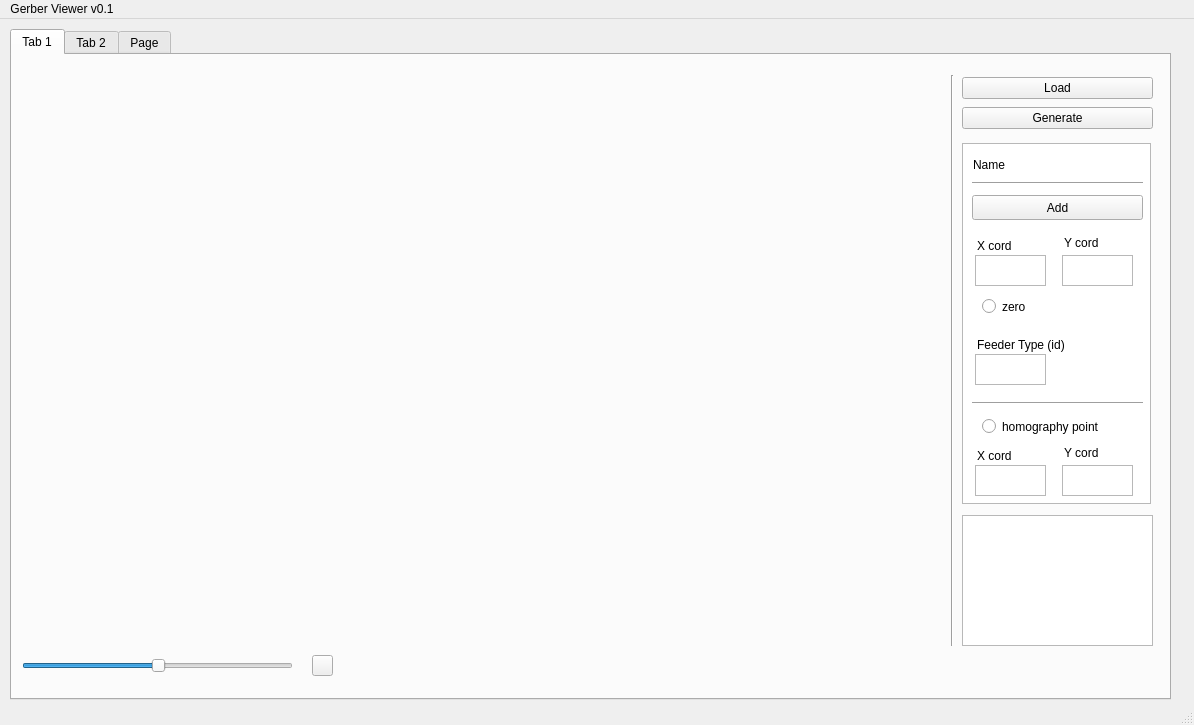
The window that GerberViewer/GerberViewerGUIinQT/GerberViewer/mainwindow.ui (nikpan1/GerberViewer) describes before a commit, drawn with Qt 5.
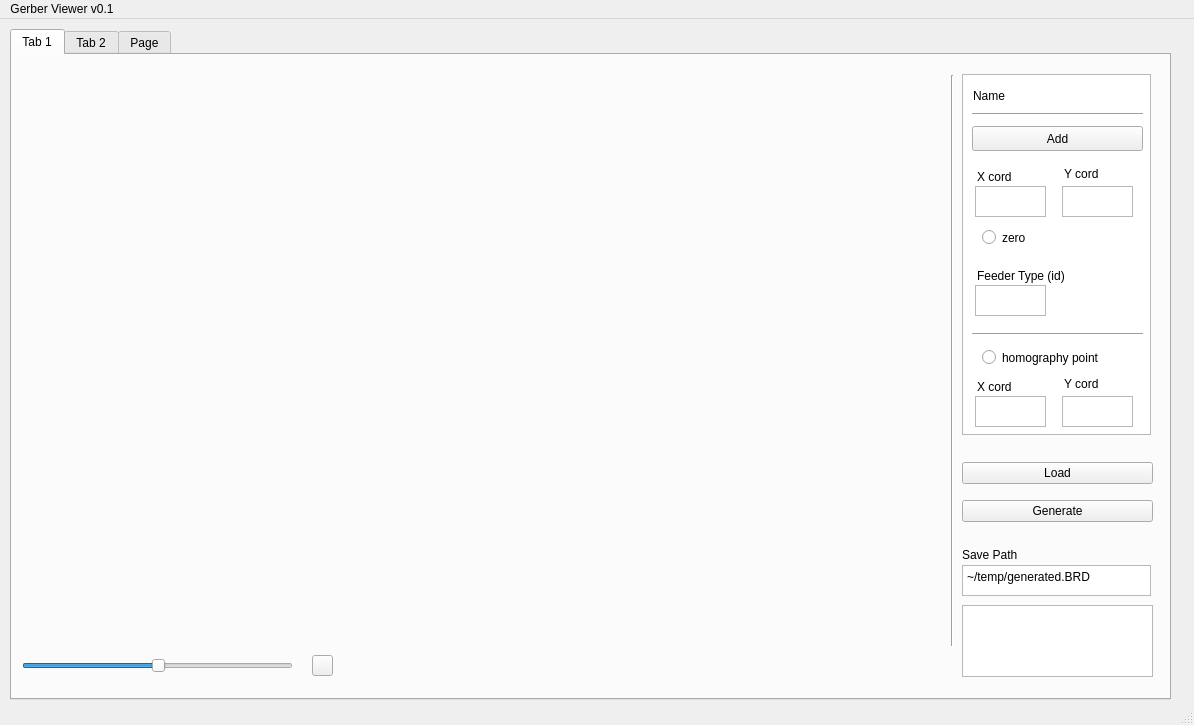
The same window after the commit.

Commit message: Drawing class

Patch:
```diff
--- a/GerberViewer/GerberViewerGUIinQT/GerberViewer/mainwindow.ui
+++ b/GerberViewer/GerberViewerGUIinQT/GerberViewer/mainwindow.ui
@@ -45,9 +45,9 @@
       <property name="geometry">
        <rect>
         <x>950</x>
-        <y>20</y>
+        <y>397</y>
         <width>191</width>
-        <height>58</height>
+        <height>81</height>
        </rect>
       </property>
       <layout class="QVBoxLayout" name="verticalLayout">
@@ -87,9 +87,9 @@
       <property name="geometry">
        <rect>
         <x>950</x>
-        <y>460</y>
+        <y>550</y>
         <width>191</width>
-        <height>131</height>
+        <height>72</height>
        </rect>
       </property>
       <layout class="QHBoxLayout" name="horizontalLayout_5">
@@ -115,7 +115,7 @@
       <property name="geometry">
        <rect>
         <x>950</x>
-        <y>88</y>
+        <y>19</y>
         <width>189</width>
         <height>361</height>
        </rect>
@@ -125,7 +125,7 @@
       <property name="geometry">
        <rect>
         <x>961</x>
-        <y>99</y>
+        <y>30</y>
         <width>161</width>
         <height>21</height>
        </rect>
@@ -138,7 +138,7 @@
       <property name="geometry">
        <rect>
         <x>960</x>
-        <y>140</y>
+        <y>71</y>
         <width>171</width>
         <height>25</height>
        </rect>
@@ -151,7 +151,7 @@
       <property name="geometry">
        <rect>
         <x>960</x>
-        <y>120</y>
+        <y>51</y>
         <width>171</width>
         <height>16</height>
        </rect>
@@ -164,7 +164,7 @@
       <property name="geometry">
        <rect>
         <x>963</x>
-        <y>200</y>
+        <y>131</y>
         <width>71</width>
         <height>31</height>
        </rect>
@@ -174,7 +174,7 @@
       <property name="geometry">
        <rect>
         <x>965</x>
-        <y>181</y>
+        <y>112</y>
         <width>70</width>
         <height>20</height>
        </rect>
@@ -187,7 +187,7 @@
       <property name="geometry">
        <rect>
         <x>1052</x>
-        <y>178</y>
+        <y>109</y>
         <width>61</width>
         <height>20</height>
        </rect>
@@ -200,7 +200,7 @@
       <property name="geometry">
        <rect>
         <x>1050</x>
-        <y>200</y>
+        <y>131</y>
         <width>71</width>
         <height>31</height>
        </rect>
@@ -210,7 +210,7 @@
       <property name="geometry">
        <rect>
         <x>970</x>
-        <y>240</y>
+        <y>171</y>
         <width>91</width>
         <height>23</height>
        </rect>
@@ -223,7 +223,7 @@
       <property name="geometry">
        <rect>
         <x>970</x>
-        <y>360</y>
+        <y>291</y>
         <width>151</width>
         <height>23</height>
        </rect>
@@ -236,7 +236,7 @@
       <property name="geometry">
        <rect>
         <x>1052</x>
-        <y>388</y>
+        <y>319</y>
         <width>61</width>
         <height>20</height>
        </rect>
@@ -249,7 +249,7 @@
       <property name="geometry">
        <rect>
         <x>963</x>
-        <y>410</y>
+        <y>341</y>
         <width>71</width>
         <height>31</height>
        </rect>
@@ -259,7 +259,7 @@
       <property name="geometry">
        <rect>
         <x>965</x>
-        <y>391</y>
+        <y>322</y>
         <width>70</width>
         <height>20</height>
        </rect>
@@ -272,7 +272,7 @@
       <property name="geometry">
        <rect>
         <x>1050</x>
-        <y>410</y>
+        <y>341</y>
         <width>71</width>
         <height>31</height>
        </rect>
@@ -282,7 +282,7 @@
       <property name="geometry">
        <rect>
         <x>960</x>
-        <y>340</y>
+        <y>271</y>
         <width>171</width>
         <height>16</height>
        </rect>
@@ -295,7 +295,7 @@
       <property name="geometry">
        <rect>
         <x>963</x>
-        <y>299</y>
+        <y>230</y>
         <width>71</width>
         <height>31</height>
        </rect>
@@ -305,7 +305,7 @@
       <property name="geometry">
        <rect>
         <x>965</x>
-        <y>280</y>
+        <y>211</y>
         <width>91</width>
         <height>20</height>
        </rect>
@@ -327,6 +327,39 @@
        <string/>
       </property>
      </widget>
+     <widget class="QTextEdit" name="savePath">
+      <property name="geometry">
+       <rect>
+        <x>950</x>
+        <y>510</y>
+        <width>189</width>
+        <height>31</height>
+       </rect>
+      </property>
+      <property name="html">
+       <string>&lt;!DOCTYPE HTML PUBLIC &quot;-//W3C//DTD HTML 4.0//EN&quot; &quot;http://www.w3.org/TR/REC-html40/strict.dtd&quot;&gt;
+&lt;html&gt;&lt;head&gt;&lt;meta name=&quot;qrichtext&quot; content=&quot;1&quot; /&gt;&lt;meta charset=&quot;utf-8&quot; /&gt;&lt;style type=&quot;text/css&quot;&gt;
+p, li { white-space: pre-wrap; }
+hr { height: 1px; border-width: 0; }
+li.unchecked::marker { content: &quot;\2610&quot;; }
+li.checked::marker { content: &quot;\2612&quot;; }
+&lt;/style&gt;&lt;/head&gt;&lt;body style=&quot; font-family:'Sans Serif'; font-size:9pt; font-weight:400; font-style:normal;&quot;&gt;
+&lt;p style=&quot; margin-top:0px; margin-bottom:0px; margin-left:0px; margin-right:0px; -qt-block-indent:0; text-indent:0px;&quot;&gt;~/temp/generated.BRD &lt;/p&gt;&lt;/body&gt;&lt;/html&gt;</string>
+      </property>
+     </widget>
+     <widget class="QLabel" name="label_7">
+      <property name="geometry">
+       <rect>
+        <x>950</x>
+        <y>490</y>
+        <width>70</width>
+        <height>20</height>
+       </rect>
+      </property>
+      <property name="text">
+       <string>Save Path</string>
+      </property>
+     </widget>
     </widget>
     <widget class="QWidget" name="tab_2">
      <attribute name="title">
```
Left out of the diff: 2 changed lines with no effect on the pictures. The commit also changes 21 other files.
